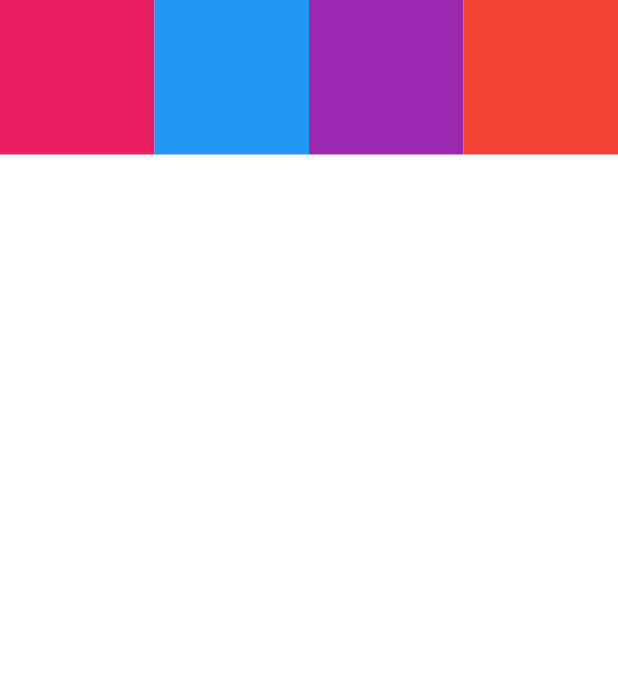
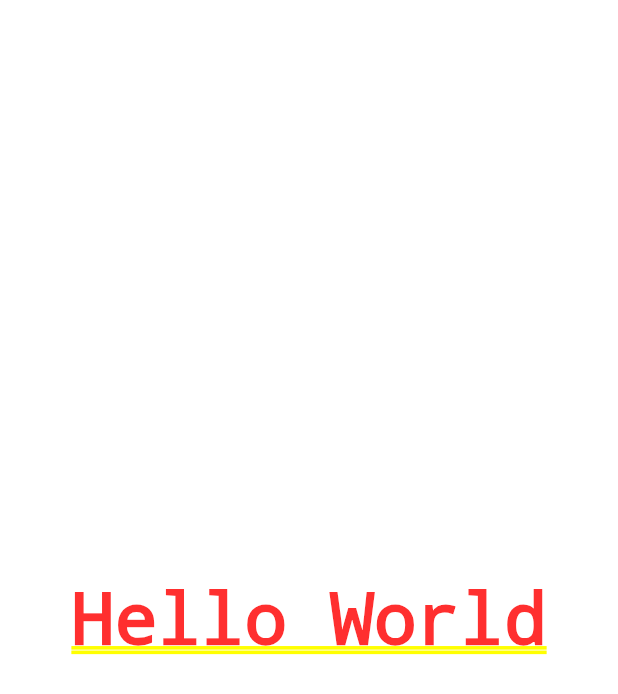
Before and after one commit to Dandy27/responsividade, a Flutter app: the screen it shows after launch, on a phone screen of 412 x 824 dp. Shown: the top 694 px of the screen. Run offline on Flutter 3.47's test engine with Material 2 defaults, Android fonts, the phone set to English and light mode, and no system bars.

```diff
--- a/responsividade_app/lib/main.dart
+++ b/responsividade_app/lib/main.dart
@@ -1,8 +1,11 @@
 import 'package:flutter/material.dart';
 import 'package:responsividade_app/screens/align_screen.dart';
+import 'package:responsividade_app/screens/constraints.dart';
+import 'package:responsividade_app/screens/constraints2.dart';
 import 'package:responsividade_app/screens/fittedbox_widget.dart';
 import 'package:responsividade_app/screens/flexible_screen.dart';
 import 'package:responsividade_app/screens/grid_view_screen.dart';
+import 'package:responsividade_app/screens/gridview_extent_screen.dart';
 import 'package:responsividade_app/screens/list_view_widget.dart';
 import 'package:responsividade_app/screens/orientation_builder_widget.dart';
 import 'package:responsividade_app/screens/orientation_login.dart';
@@ -33,7 +36,10 @@ class MyApp extends StatelessWidget {
       // home: OrientationLogin(),
       // home: FittedBoxWidget(),
       // home: ListViewWidget(),
-      home: GridViewScreen(),
+      // home: GridViewScreen(),
+      // home: GridViewExtentScreen(),
+      // home: ConstrainstsScreen(),
+      home: ConstrainstsScreen2(),
     );
   }
 }
--- /dev/null
+++ b/responsividade_app/lib/screens/constraints2.dart
@@ -0,0 +1,14 @@
+import 'package:flutter/material.dart';
+
+class  ConstrainstsScreen2 extends StatelessWidget {
+  @override
+  Widget build(BuildContext context) {
+    return Center(
+      child: FittedBox(
+        child: Text(
+          'Hello World'
+        ),
+      ),
+    );
+  }
+}
```
Also changed, not shown: responsividade_app/lib/screens/constraints.dart (added, +44 -0 lines), responsividade_app/lib/screens/grid_view_screen.dart (+45 -1 lines), responsividade_app/lib/screens/gridview_extent_screen.dart (added, +17 -0 lines), responsividade_app/lib/screens/list_view_widget.dart (+2 -19 lines).
